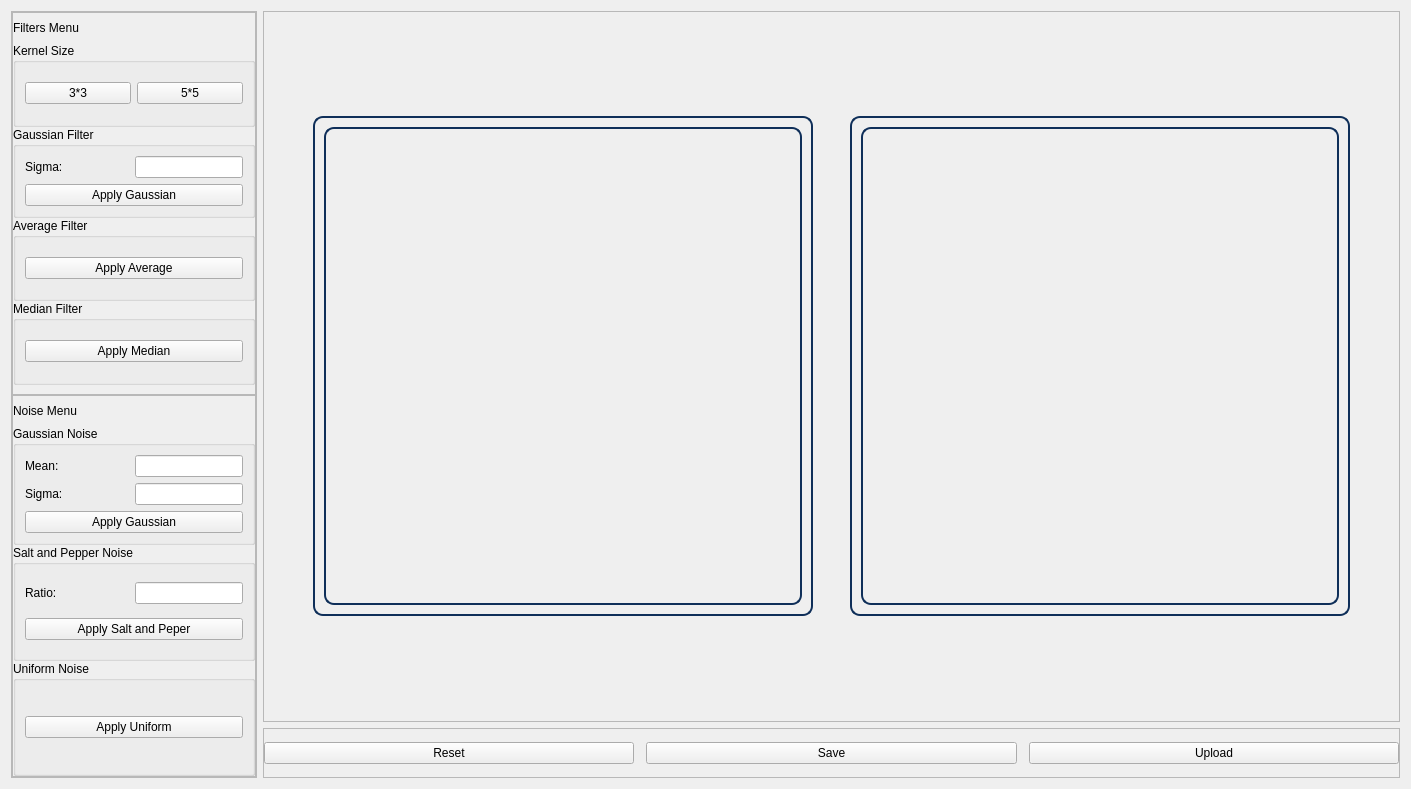
The window that Task1/UI/filterswidget.ui (SBME2025-ComputerVision/Task1_CV_CPP) describes before a commit, drawn with Qt 5.
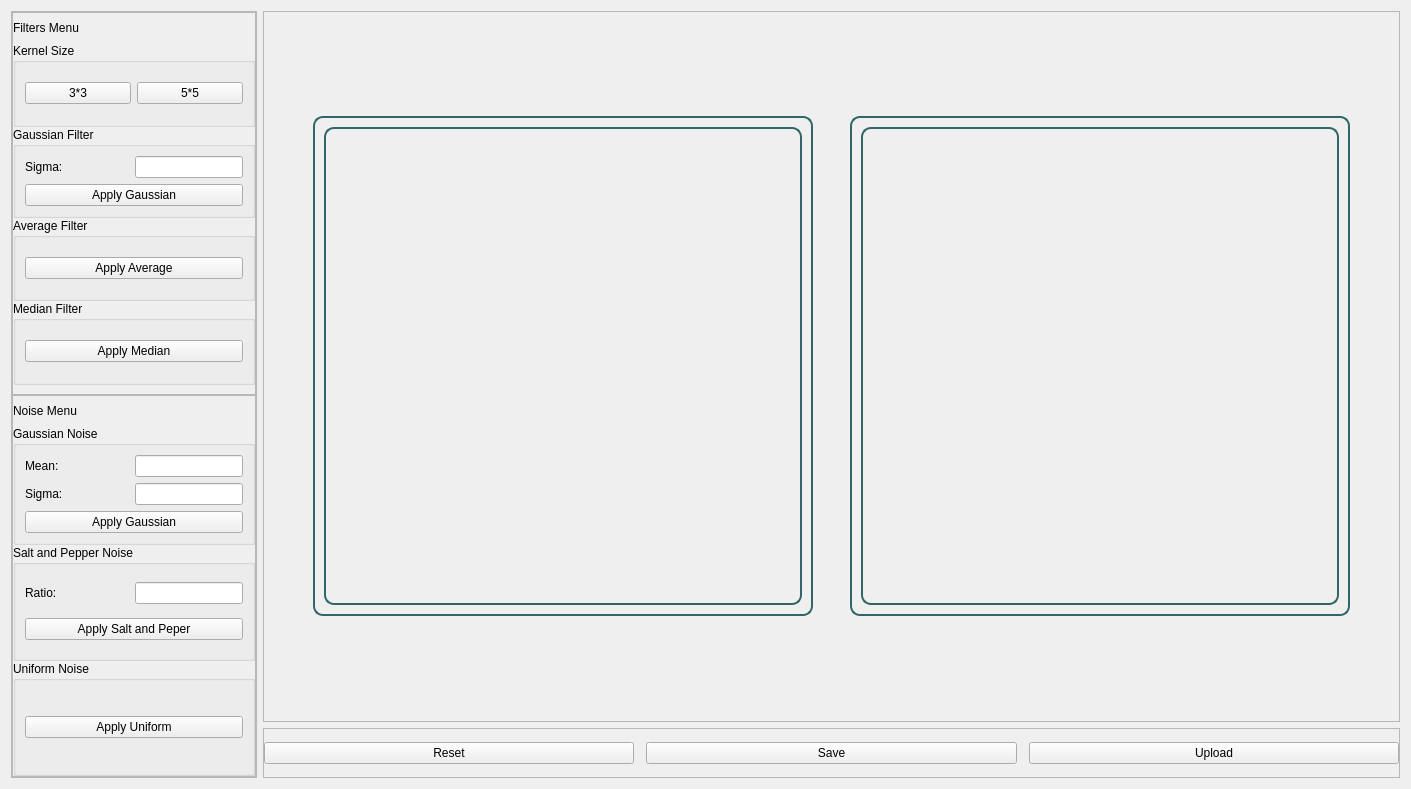
The same window after the commit.

Patch:
```diff
--- a/Task1/UI/filterswidget.ui
+++ b/Task1/UI/filterswidget.ui
@@ -410,7 +410,7 @@
           </property>
           <property name="styleSheet">
            <string notr="true">
-           border: 2px solid rgb(15, 47, 89);
+           border: 2px solid  #316669;
           border-radius: 10px;
       </string>
           </property>
@@ -463,7 +463,7 @@
           </property>
           <property name="styleSheet">
            <string notr="true">
-           border: 2px solid rgb(15, 47, 89);
+           border: 2px solid  #316669;
           border-radius: 10px;
       </string>
           </property>
```
